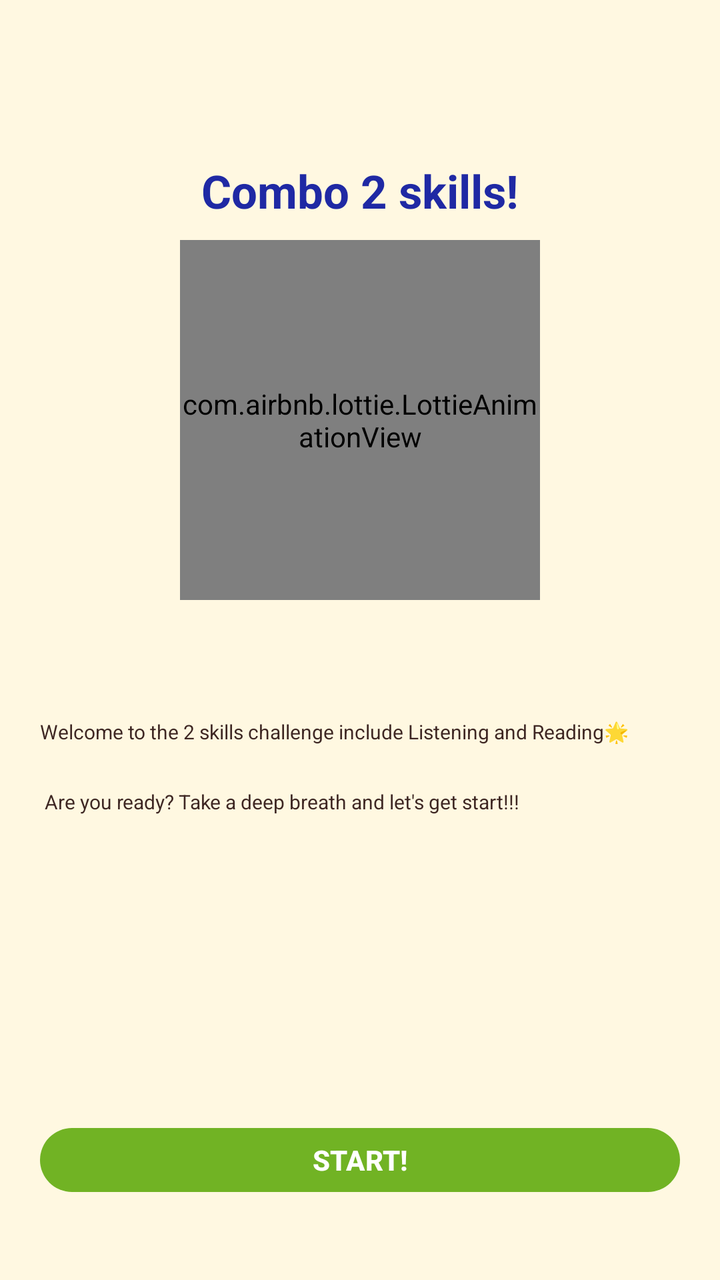
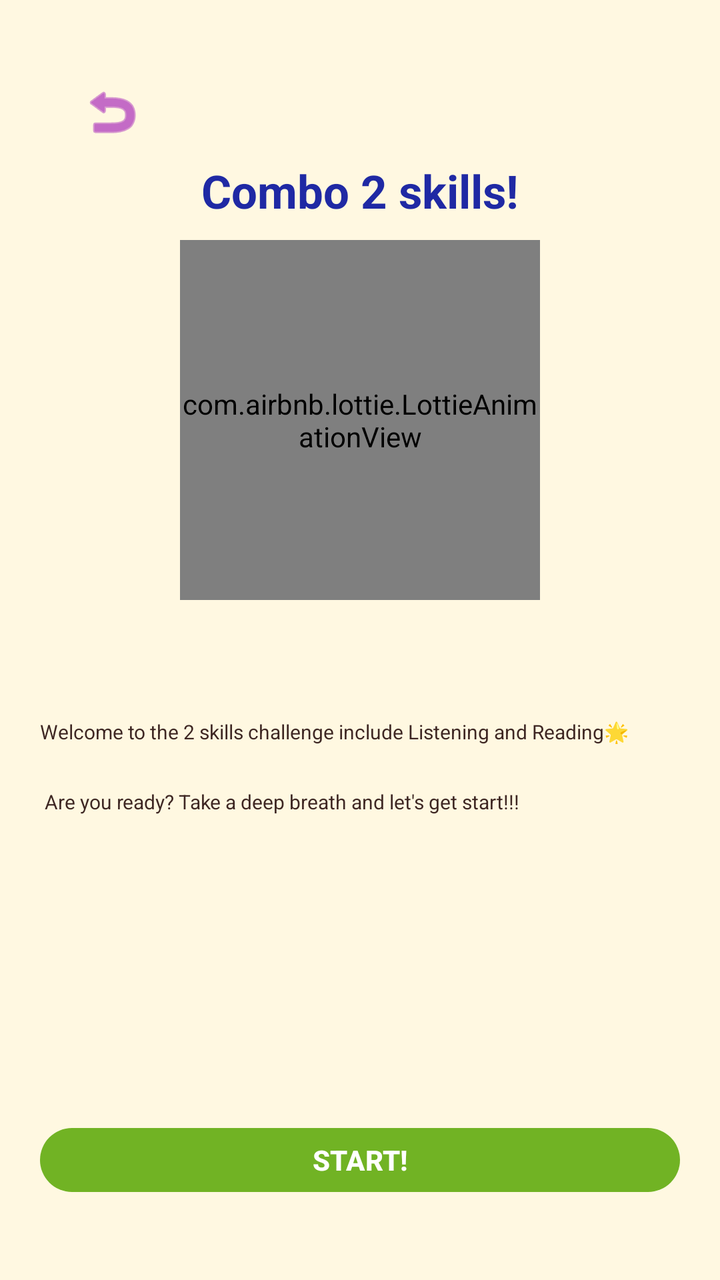

An Android layout rendered at two revisions. The XML below is the earlier revision; the diff shows what the commit changed to produce the second picture.
<!-- AndroidManifest.xml: application theme Theme.LingoEnglishApp -->
<!-- res/layout/fragment_combo_intro.xml -->
<?xml version="1.0" encoding="utf-8"?>
<RelativeLayout xmlns:android="http://schemas.android.com/apk/res/android"
    xmlns:app="http://schemas.android.com/apk/res-auto"
    android:layout_width="match_parent"
    android:layout_height="match_parent"
    android:padding="20dp"
    android:background="@color/colorBackground">

    

    

    

    <com.airbnb.lottie.LottieAnimationView
        android:id="@+id/lottieMode"
        android:layout_width="180dp"
        android:layout_height="180dp"
        android:layout_centerHorizontal="true"
        android:layout_marginTop="100dp"
        app:lottie_autoPlay="true"
        app:lottie_loop="true"
        app:lottie_rawRes="@raw/corgi_animation6" />

    <TextView
        android:id="@+id/tvComboTitle"
        android:layout_width="match_parent"
        android:layout_height="34dp"
        android:layout_marginTop="60dp"
        android:text="Combo 2 skills!"
        android:textAlignment="center"
        android:textColor="@color/colorPrimaryDark"
        android:textSize="23sp"
        android:textStyle="bold" />

    <TextView
        android:id="@+id/tvDescription"
        android:layout_width="match_parent"
        android:layout_height="wrap_content"
        android:layout_below="@id/tvComboTitle"
        android:layout_marginTop="245dp"

        android:text="Welcome to the 2 skills challenge include Listening and Reading🌟\n\n\n Are you ready? Take a deep breath and let's get start!!!"
        android:textColor="@color/colorTextPrimary"
        android:textSize="10sp" />

    <com.google.android.material.button.MaterialButton
        android:id="@+id/btnStartCombo"
        android:layout_width="match_parent"
        android:layout_height="40dp"
        android:layout_alignParentBottom="true"
        android:layout_marginBottom="20dp"
        android:text="START!"
        android:textSize="14sp"
        android:textStyle="bold"
        app:backgroundTint="#71B324"
        app:cornerRadius="16dp" />

</RelativeLayout>
<!-- resources referenced by this layout -->
<resources>
  <color name="colorBackground">#FFF8E1</color>
  <color name="colorPrimaryDark">#1F29A4</color>
  <color name="colorTextPrimary">#3E2723</color>
  <style name="Theme.LingoEnglishApp" parent="Base.Theme.LingoEnglishApp" />
  <style name="Base.Theme.LingoEnglishApp" parent="Theme.Material3.DayNight.NoActionBar">
          
          
      </style>
</resources>

<!-- the commit's change to res/layout/fragment_combo_intro.xml (unified diff, before → after) -->
@@ -5,12 +5,6 @@
     android:layout_height="match_parent"
     android:padding="20dp"
     android:background="@color/colorBackground">
-
-    
-
-    
-
-    
 
     <com.airbnb.lottie.LottieAnimationView
         android:id="@+id/lottieMode"
@@ -21,6 +15,18 @@
         app:lottie_autoPlay="true"
         app:lottie_loop="true"
         app:lottie_rawRes="@raw/corgi_animation6" />
+
+    
+    <ImageView
+        android:id="@+id/btnBack"
+        android:layout_width="32dp"
+        android:layout_height="32dp"
+        android:layout_marginStart="20dp"
+        android:layout_marginTop="20dp"
+        android:src="@android:drawable/ic_menu_revert"
+        app:layout_constraintStart_toStartOf="parent"
+        app:layout_constraintTop_toTopOf="parent"
+        app:tint="@color/colorTech" />
 
     <TextView
         android:id="@+id/tvComboTitle"
<!-- resource entries referenced after the edit -->
@@ -2,6 +2,7 @@
 <resources>
   <color name="colorBackground">#FFF8E1</color>
   <color name="colorPrimaryDark">#1F29A4</color>
+  <color name="colorTech">#9C0DB4</color>
   <color name="colorTextPrimary">#3E2723</color>
   <style name="Theme.LingoEnglishApp" parent="Base.Theme.LingoEnglishApp" />
   <style name="Base.Theme.LingoEnglishApp" parent="Theme.Material3.DayNight.NoActionBar">
